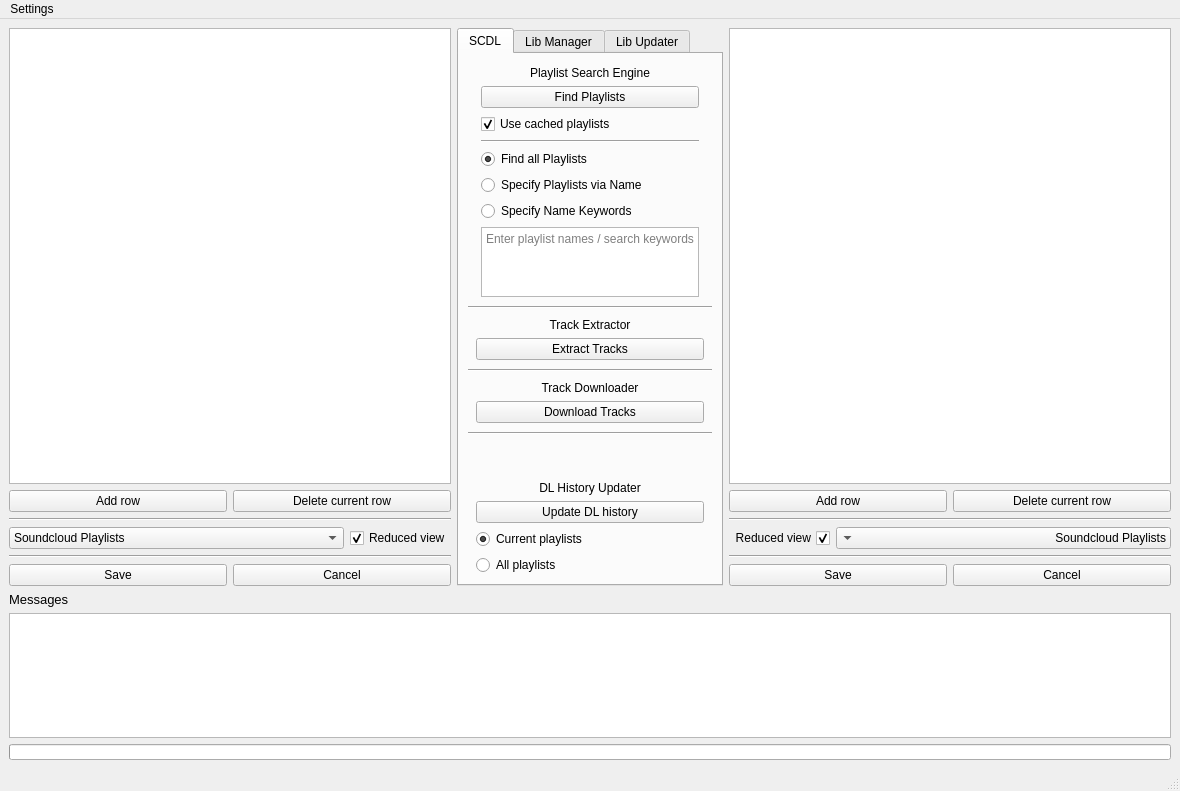
Before: the Qt Designer form _02_GUI/_03_UI/00_Draft/Main.ui in DST-DEV/SCDL, drawn with Qt 5.
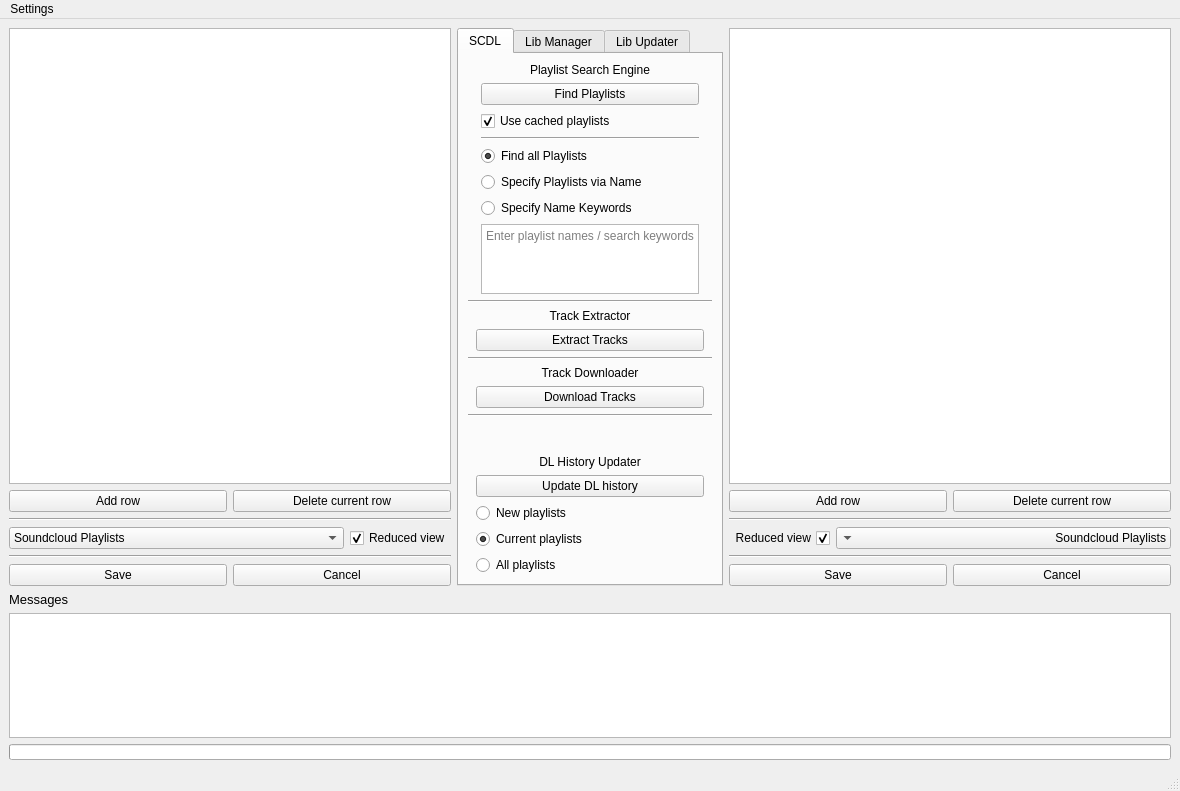
After: the same form once the commit is applied.

Commit message: "Update DL History" functionality extended and tested

Patch:
```diff
--- a/_02_GUI/_03_UI/00_Draft/Main.ui
+++ b/_02_GUI/_03_UI/00_Draft/Main.ui
@@ -590,40 +590,7 @@
              </spacer>
             </item>
             <item row="13" column="0">
-             <layout class="QGridLayout" name="glayout_dl_hist" rowstretch="0,0,0,0,0" columnstretch="1,30,1">
-              <item row="2" column="1">
-               <widget class="QPushButton" name="btn_dl_hist_up">
-                <property name="text">
-                 <string>Update DL history</string>
-                </property>
-               </widget>
-              </item>
-              <item row="3" column="1">
-               <widget class="QRadioButton" name="rbtn_curr_pl">
-                <property name="text">
-                 <string>Current playlists</string>
-                </property>
-                <property name="checked">
-                 <bool>true</bool>
-                </property>
-                <attribute name="buttonGroup">
-                 <string notr="true">BtnGroup_dl_hist</string>
-                </attribute>
-               </widget>
-              </item>
-              <item row="2" column="2">
-               <spacer name="horizontalSpacer_9">
-                <property name="orientation">
-                 <enum>Qt::Horizontal</enum>
-                </property>
-                <property name="sizeHint" stdset="0">
-                 <size>
-                  <width>40</width>
-                  <height>20</height>
-                 </size>
-                </property>
-               </spacer>
-              </item>
+             <layout class="QGridLayout" name="glayout_dl_hist" rowstretch="0,0,0,0,0,0" columnstretch="1,30,1">
               <item row="1" column="1">
                <widget class="QLabel" name="lbl_hist_up">
                 <property name="sizePolicy">
@@ -653,7 +620,7 @@
                 </property>
                </spacer>
               </item>
-              <item row="4" column="1">
+              <item row="5" column="1">
                <widget class="QRadioButton" name="rbtn_all_pl">
                 <property name="text">
                  <string>All playlists</string>
@@ -663,6 +630,52 @@
                 </attribute>
                </widget>
               </item>
+              <item row="2" column="2">
+               <spacer name="horizontalSpacer_9">
+                <property name="orientation">
+                 <enum>Qt::Horizontal</enum>
+                </property>
+                <property name="sizeHint" stdset="0">
+                 <size>
+                  <width>40</width>
+                  <height>20</height>
+                 </size>
+                </property>
+               </spacer>
+              </item>
+              <item row="4" column="1">
+               <widget class="QRadioButton" name="rbtn_curr_pl">
+                <property name="text">
+                 <string>Current playlists</string>
+                </property>
+                <property name="checked">
+                 <bool>true</bool>
+                </property>
+                <attribute name="buttonGroup">
+                 <string notr="true">BtnGroup_dl_hist</string>
+                </attribute>
+               </widget>
+              </item>
+              <item row="2" column="1">
+               <widget class="QPushButton" name="btn_dl_hist_up">
+                <property name="text">
+                 <string>Update DL history</string>
+                </property>
+               </widget>
+              </item>
+              <item row="3" column="1">
+               <widget class="QRadioButton" name="rbtn_new_pl">
+                <property name="text">
+                 <string>New playlists</string>
+                </property>
+                <property name="checked">
+                 <bool>false</bool>
+                </property>
+                <attribute name="buttonGroup">
+                 <string notr="true">BtnGroup_dl_hist</string>
+                </attribute>
+               </widget>
+              </item>
              </layout>
             </item>
            </layout>
```
Left out of the diff: 4 changed lines with no effect on the pictures. The commit also changes 23 other files.
